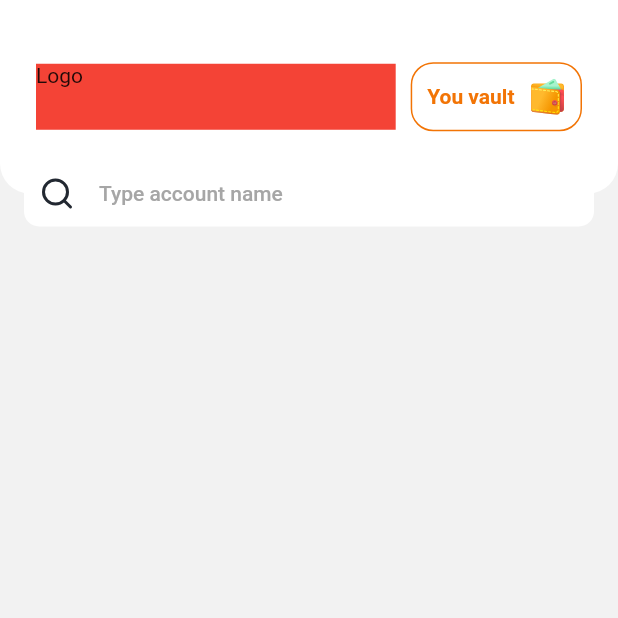
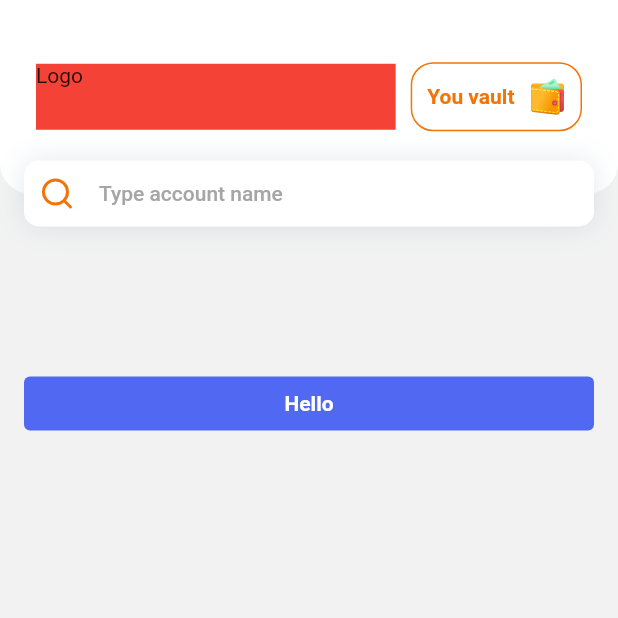
Before and after one commit to juliesZ7/graduate_thesis, a Flutter app: the screen it shows after launch, on a phone screen of 412 x 824 dp, the top half of it. Run offline on Flutter 3.47's test engine with Material 2 defaults, Android fonts, the phone set to English and light mode, and no system bars; our stand-ins replace flutter_svg; missing offline and left inert: dart:ffi.

Commit message:
Build Button and Clickable Widget

```diff
--- a/lib/Screen/Homepage/home_page.dart
+++ b/lib/Screen/Homepage/home_page.dart
@@ -1,5 +1,10 @@
+import 'dart:ffi';
+
 import 'package:flutter/material.dart';
+import 'package:graduate_thesis/components_library/buttons.dart';
 import 'package:graduate_thesis/style_guide/style_guide.dart';
+
+import '../../components_library/clickable_widget.dart';
 
 class HomePage extends StatelessWidget {
   const HomePage({Key? key}) : super(key: key);
@@ -43,11 +48,11 @@ class HomePage extends StatelessWidget {
                               border: Border.all(color: ColorGuide().primary4)),
                           child: Row(children: [
                             input("You vault", FontWeight.w700,
-                                ColorGuide().primary4),
+                                ColorGuide().primary4,14),
                             SizedBox(
                               width: 10,
                             ),
-                            IconSet().wallet
+                            sticker(StickerName().wallet, 24)
                           ]),
                         )
                       ],
@@ -64,25 +69,31 @@ class HomePage extends StatelessWidget {
                   width: screenWidth,
                   child: Padding(
                     padding: const EdgeInsets.symmetric(horizontal: 16),
+                    child: ClickableWidget(
+                      navigation: "NEED TO ADD NAVIGATION!!!!",
                       child: Container(
                         decoration: BoxDecoration(
+                          boxShadow: [Shadow().light1],
                             color: ColorGuide().text3,
                             borderRadius: BorderRadius.circular(10)),
                         padding: EdgeInsets.all(10),
                         child: Row(children: [
-                        IconSet().search,
+                          icon(IconName().search, ColorGuide().primary4, 24),
                           SizedBox(
                             width: 16,
                           ),
                           input("Type account name", FontWeight.w500,
-                            ColorGuide().text5)
+                              ColorGuide().text5,14)
                         ]),
+                      ),
                     ),
                   ),
                 ),
               )
             ],
-          )
+          ),
+          SizedBox(height: 100,),
+          DefaultButton(text: "Hello", fontWeight: FontWeight.w700, textColor: ColorGuide().text3,fontSize: 14,buttonColor: ColorGuide().primary1,),
         ],
       ),
     );
--- /dev/null
+++ b/lib/components_library/buttons.dart
@@ -0,0 +1,31 @@
+import 'package:flutter/material.dart';
+import 'package:graduate_thesis/style_guide/style_guide.dart';
+
+class DefaultButton extends StatefulWidget {
+  final String text;
+  final FontWeight fontWeight;
+  final Color textColor;
+  final Color buttonColor;
+  final double fontSize;
+  const DefaultButton({Key? key,required this.text,required this.fontWeight,required this.textColor,required this.buttonColor,required this.fontSize}) : super(key: key);
+
+
+  @override
+  State<DefaultButton> createState() => _DefaultButtonState();
+}
+
+class _DefaultButtonState extends State<DefaultButton> {
+  @override
+  Widget build(BuildContext context) {
+    double screenWidth = MediaQuery.of(context).size.width;
+    return defaultButton(widget.text, widget.fontWeight, widget.textColor, widget.fontSize,screenWidth,widget.buttonColor);
+  }
+}
+
+
+Widget defaultButton(String text,FontWeight fontWeight,Color textColor,double fontSize,double screenWidth,Color buttonColor){
+return Padding(
+  padding: const EdgeInsets.symmetric(horizontal: 16),
+  child:InkWell(onTap: (){}, child: Container(decoration: BoxDecoration(borderRadius: BorderRadius.all(Radius.circular(4)),color: buttonColor),width: screenWidth,alignment: Alignment.center,child: Padding(padding: EdgeInsets.symmetric(vertical: 10,horizontal: 10),child: input(text, fontWeight, textColor, fontSize)),)),
+);
+}
--- /dev/null
+++ b/lib/components_library/clickable_widget.dart
@@ -0,0 +1,23 @@
+import 'package:flutter/material.dart';
+
+class ClickableWidget extends StatefulWidget {
+  final Widget child;
+  final String navigation;
+  const ClickableWidget({Key? key,required this.child,required this.navigation}) : super(key: key);
+
+
+  @override
+  State<ClickableWidget> createState() => _DefaultButtonState();
+}
+
+class _DefaultButtonState extends State<ClickableWidget> {
+  @override
+  Widget build(BuildContext context) {
+    return clickableWidget(widget.child);
+  }
+}
+
+
+Widget clickableWidget(Widget child){
+return InkWell(onTap: (){}, child: child,);
+}
--- a/lib/style_guide/style_guide.dart
+++ b/lib/style_guide/style_guide.dart
@@ -32,37 +32,34 @@ class ColorGuide {
   Color warning = Color(0xffFFDE7D);
 }
 
-//Icon
-class IconSet {
-  Widget home =
-      iconHolder("assets/icons/fi-rr-home.svg", ColorGuide().text1, 24);
-  Widget settings =
-      iconHolder("assets/icons/setting-1881213.svg", ColorGuide().text1, 24);
-  Widget google = sticker("assets/icons/google.svg", 24);
-  Widget youtube = sticker("assets/icons/youtube.svg", 24);
-  Widget spotify = sticker("assets/icons/spotify.svg", 24);
-  Widget facebook = sticker("assets/icons/facebook.svg", 24);
-  Widget instagram = sticker("assets/icons/instagram.svg", 24);
-  Widget socialMedia = sticker("assets/icons/social-media.svg", 24);
-  Widget games = sticker("assets/icons/controller.svg", 24);
-  Widget works = sticker("assets/icons/suitcase.svg", 24);
-  Widget add =
-      iconHolder("assets/icons/circle-add.svg", ColorGuide().text1, 24);
-  Widget copy =
-      iconHolder("assets/icons/documents.svg", ColorGuide().text1, 24);
-  Widget others = sticker("assets/icons/other.svg", 24);
-  Widget lock = sticker("assets/icons/padlock.svg", 24);
-  Widget wallet = sticker("assets/icons/purse.svg", 24);
-  Widget search =
-      iconHolder("assets/icons/search-1.svg", ColorGuide().text1, 24);
-  Widget blankSearch =
-      iconHolder("assets/icons/search.svg", ColorGuide().text1, 24);
-  // Widget  = iconHolder("", ColorGuide().text1, 24);
-  // Widget  = sticker("",  24);
-
+//Sticker Store
+class StickerName {
+  String google = "assets/icons/google.svg";
+  String youtube = "assets/icons/youtube.svg";
+  String spotify = "assets/icons/spotify.svg";
+  String facebook = "assets/icons/facebook.svg";
+  String instagram = "assets/icons/instagram.svg";
+  String socialMedia = "assets/icons/social-media.svg";
+  String games = "assets/icons/controller.svg";
+  String works = "assets/icons/suitcase.svg";
+  String others = "assets/icons/other.svg";
+  String lock = "assets/icons/padlock.svg";
+  String wallet = "assets/icons/purse.svg";
+  String blankSearch =
+      "assets/icons/search.svg";
 }
 
-Widget iconHolder(String string, Color? color, double size) {
+//Icon Store
+class IconName{
+  String home = "assets/icons/fi-rr-home.svg";
+  String settings = "assets/icons/setting-1881213.svg";
+  String add = "assets/icons/circle-add.svg";
+  String copy = "assets/icons/documents.svg";
+  String search = "assets/icons/search-1.svg";
+}
+
+//Call Icon
+Widget icon(String string, Color? color, double size) {
   return SvgPicture.asset(
     string,
     color: color,
@@ -70,7 +67,6 @@ Widget iconHolder(String string, Color? color, double size) {
     height: size,
   );
 }
-
 Widget sticker(String string, double size) {
   return SvgPicture.asset(
     string,
@@ -81,13 +77,21 @@ Widget sticker(String string, double size) {
 
 //Typography
 
-Text input(String string, FontWeight fontWeight, Color color) {
+Text input(String string, FontWeight fontWeight, Color color,double fontSize) {
   return Text(
     string,
-    style: TextStyle(fontWeight: fontWeight, color: color),
+    style: TextStyle(fontWeight: fontWeight, color: color,fontSize: fontSize),
   );
 }
 
 //ShadowSetting
 
-class Shadow {}
+class Shadow {
+  BoxShadow light1 = shadow(16,0.16);
+BoxShadow light2 = shadow(16,0.24);
+BoxShadow harsh = shadow(8,0.32);
+}
+
+BoxShadow shadow(double blurRadius,double opacity){
+  return BoxShadow(color: ColorGuide().shadow.withOpacity(opacity),blurRadius:blurRadius,blurStyle: BlurStyle.normal);
+}
```
Lines whose indentation alone changed are shown as unchanged.
